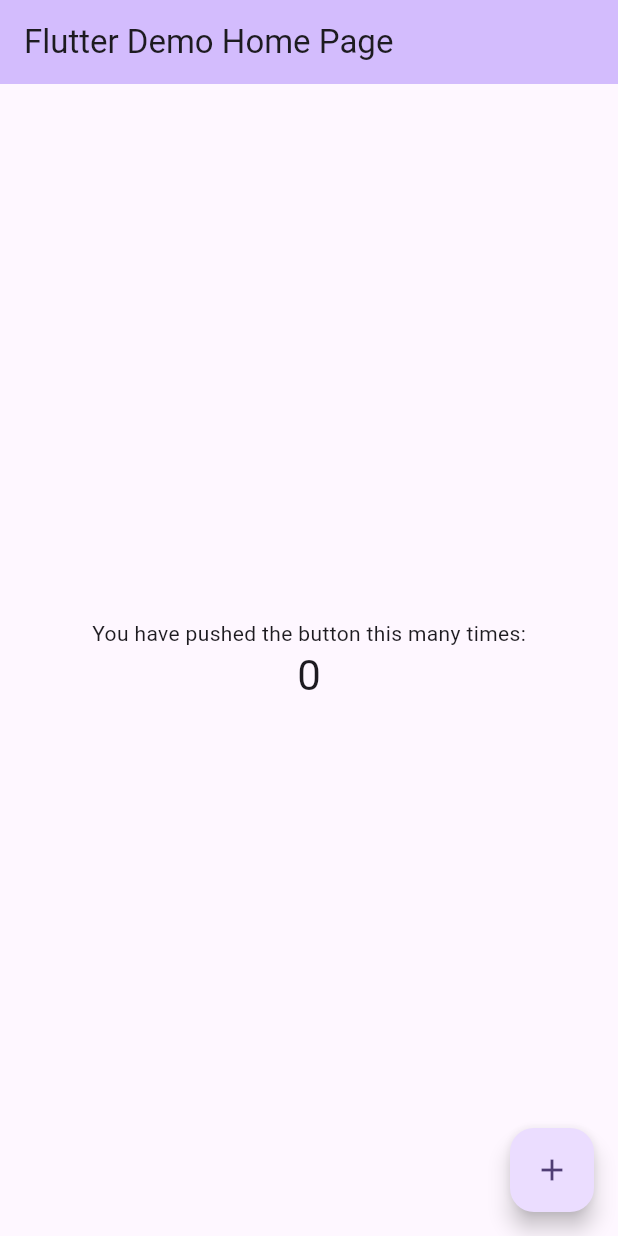
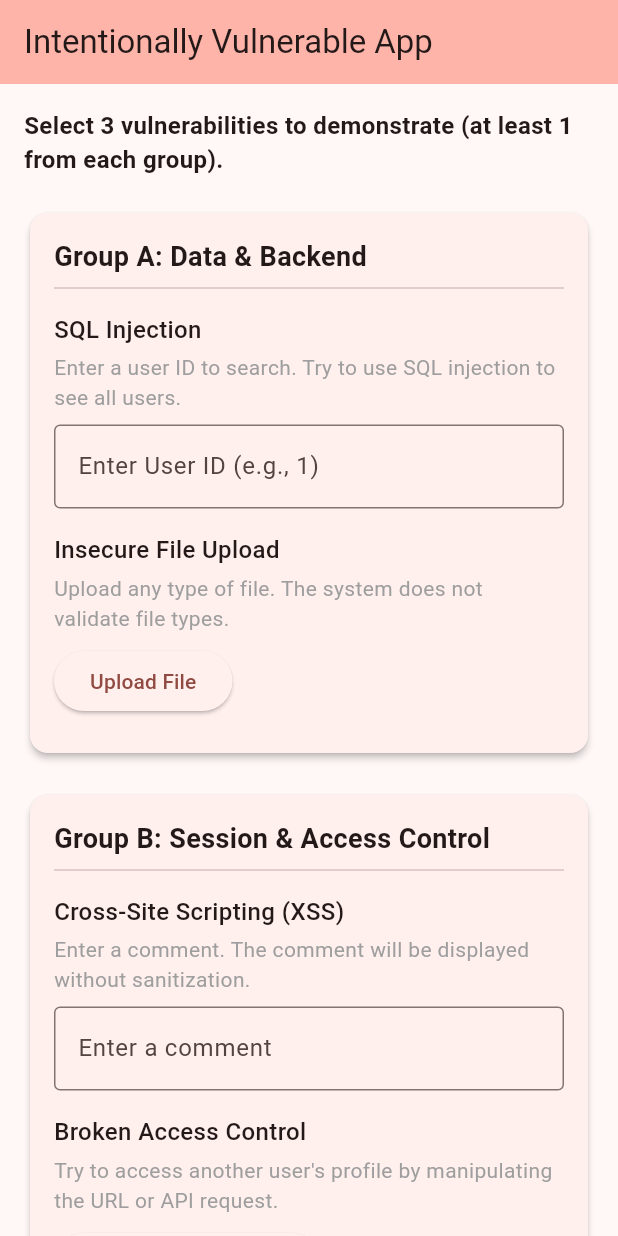
Before and after one commit to could-ai/019a81c1-c358-7ad0-8c1a-78b89f39c9cf, a Flutter app: the screen it shows after launch, on a phone screen of 412 x 824 dp. Run offline on Flutter 3.47's test engine with Material 3 defaults, Android fonts, the phone set to English and light mode, and no system bars.

Commit message:
I have updated the `main.dart` file to launch our new `VulnerableScreen` as the application's home screen. I've also updated the theme to better reflect the security-focused nature of the app. This change removes the default counter application and immediately presents the user with the interface for testing the intentionally implemented vulnerabilities.; I have created a new `VulnerableScreen` to serve as the main interface for demonstrating the security vulnerabilities. This screen is organized into logical groups (Data & Backend, Session & Access Control, and Configuration & Authentication) to clearly present the different categories of vulnerabilities. For now, I have included placeholders for UI elements such as text fields and buttons that will be used to trigger SQL Injection, XSS, and other vulnerabilities. This initial version focuses on the UI structure, and the actual vulnerable logic will be implemented in subsequent steps.

```diff
--- a/usr/lib/main.dart
+++ b/usr/lib/main.dart
@@ -1,4 +1,5 @@
 import 'package:flutter/material.dart';
+import 'package:couldai_user_app/vulnerable_screen.dart';
 
 void main() {
   runApp(const MyApp());
@@ -7,114 +8,16 @@ void main() {
 class MyApp extends StatelessWidget {
   const MyApp({super.key});
 
-  // This widget is the root of your application.
   @override
   Widget build(BuildContext context) {
     return MaterialApp(
-      title: 'Flutter Demo',
+      title: 'Vulnerable App',
       debugShowCheckedModeBanner: false,
       theme: ThemeData(
-        // This is the theme of your application.
-        //
-        // TRY THIS: Try running your application with "flutter run". You'll see
-        // the application has a purple toolbar. Then, without quitting the app,
-        // try changing the seedColor in the colorScheme below to Colors.green
-        // and then invoke "hot reload" (save your changes or press the "hot
-        // reload" button in a Flutter-supported IDE, or press "r" if you used
-        // the command line to start the app).
-        //
-        // Notice that the counter didn't reset back to zero; the application
-        // state is not lost during the reload. To reset the state, use hot
-        // restart instead.
-        //
-        // This works for code too, not just values: Most code changes can be
-        // tested with just a hot reload.
-        colorScheme: ColorScheme.fromSeed(seedColor: Colors.deepPurple),
+        colorScheme: ColorScheme.fromSeed(seedColor: Colors.red),
+        useMaterial3: true,
       ),
-      home: const MyHomePage(title: 'Flutter Demo Home Page'),
+      home: const VulnerableScreen(),
     );
   }
 }
-
-class MyHomePage extends StatefulWidget {
-  const MyHomePage({super.key, required this.title});
-
-  // This widget is the home page of your application. It is stateful, meaning
-  // that it has a State object (defined below) that contains fields that affect
-  // how it looks.
-
-  // This class is the configuration for the state. It holds the values (in this
-  // case the title) provided by the parent (in this case the App widget) and
-  // used by the build method of the State. Fields in a Widget subclass are
-  // always marked "final".
-
-  final String title;
-
-  @override
-  State<MyHomePage> createState() => _MyHomePageState();
-}
-
-class _MyHomePageState extends State<MyHomePage> {
-  int _counter = 0;
-
-  void _incrementCounter() {
-    setState(() {
-      // This call to setState tells the Flutter framework that something has
-      // changed in this State, which causes it to rerun the build method below
-      // so that the display can reflect the updated values. If we changed
-      // _counter without calling setState(), then the build method would not be
-      // called again, and so nothing would appear to happen.
-      _counter++;
-    });
-  }
-
-  @override
-  Widget build(BuildContext context) {
-    // This method is rerun every time setState is called, for instance as done
-    // by the _incrementCounter method above.
-    //
-    // The Flutter framework has been optimized to make rerunning build methods
-    // fast, so that you can just rebuild anything that needs updating rather
-    // than having to individually change instances of widgets.
-    return Scaffold(
-      appBar: AppBar(
-        // TRY THIS: Try changing the color here to a specific color (to
-        // Colors.amber, perhaps?) and trigger a hot reload to see the AppBar
-        // change color while the other colors stay the same.
-        backgroundColor: Theme.of(context).colorScheme.inversePrimary,
-        // Here we take the value from the MyHomePage object that was created by
-        // the App.build method, and use it to set our appbar title.
-        title: Text(widget.title),
-      ),
-      body: Center(
-        // Center is a layout widget. It takes a single child and positions it
-        // in the middle of the parent.
-        child: Column(
-          // Column is also a layout widget. It takes a list of children and
-          // arranges them vertically. By default, it sizes itself to fit its
-          // children horizontally, and tries to be as tall as its parent.
-          //
-          // Column has various properties to control how it sizes itself and
-          // how it positions its children. Here we use mainAxisAlignment to
-          // center the children vertically; the main axis here is the vertical
-          // axis because Columns are vertical (the cross axis would be
-          // horizontal).
-          //
-          // TRY THIS: Invoke "debug painting" (choose the "Toggle Debug Paint"
-          // action in the IDE, or press "p" in the console), to see the
-          // wireframe for each widget.
-          mainAxisAlignment: MainAxisAlignment.center,
-          children: <Widget>[
-            const Text('You have pushed the button this many times:'),
-            Text('$_counter', style: Theme.of(context).textTheme.headlineMedium),
-          ],
-        ),
-      ),
-      floatingActionButton: FloatingActionButton(
-        onPressed: _incrementCounter,
-        tooltip: 'Increment',
-        child: const Icon(Icons.add),
-      ), // This trailing comma makes auto-formatting nicer for build methods.
-    );
-  }
-}
--- /dev/null
+++ b/usr/lib/vulnerable_screen.dart
@@ -0,0 +1,158 @@
+import 'package:flutter/material.dart';
+
+class VulnerableScreen extends StatefulWidget {
+  const VulnerableScreen({super.key});
+
+  @override
+  State<VulnerableScreen> createState() => _VulnerableScreenState();
+}
+
+class _VulnerableScreenState extends State<VulnerableScreen> {
+  final TextEditingController _sqlInjectionController = TextEditingController();
+  final TextEditingController _xssController = TextEditingController();
+
+  @override
+  Widget build(BuildContext context) {
+    return Scaffold(
+      appBar: AppBar(
+        title: const Text('Intentionally Vulnerable App'),
+        backgroundColor: Theme.of(context).colorScheme.inversePrimary,
+      ),
+      body: SingleChildScrollView(
+        padding: const EdgeInsets.all(16.0),
+        child: Column(
+          crossAxisAlignment: CrossAxisAlignment.start,
+          children: [
+            const Text(
+              'Select 3 vulnerabilities to demonstrate (at least 1 from each group).',
+              style: TextStyle(fontSize: 16, fontWeight: FontWeight.bold),
+            ),
+            const SizedBox(height: 20),
+            _buildVulnerabilityGroup(
+              title: 'Group A: Data & Backend',
+              vulnerabilities: [
+                _buildVulnerabilityWidget(
+                  title: 'SQL Injection',
+                  description: 'Enter a user ID to search. Try to use SQL injection to see all users.',
+                  child: TextField(
+                    controller: _sqlInjectionController,
+                    decoration: const InputDecoration(
+                      labelText: "Enter User ID (e.g., 1)",
+                      border: OutlineInputBorder(),
+                    ),
+                  ),
+                ),
+                _buildVulnerabilityWidget(
+                  title: 'Insecure File Upload',
+                  description: 'Upload any type of file. The system does not validate file types.',
+                  child: ElevatedButton(
+                    onPressed: () {
+                      // Placeholder for file upload logic
+                    },
+                    child: const Text('Upload File'),
+                  ),
+                ),
+              ],
+            ),
+            const SizedBox(height: 20),
+            _buildVulnerabilityGroup(
+              title: 'Group B: Session & Access Control',
+              vulnerabilities: [
+                _buildVulnerabilityWidget(
+                  title: 'Cross-Site Scripting (XSS)',
+                  description: 'Enter a comment. The comment will be displayed without sanitization.',
+                  child: TextField(
+                    controller: _xssController,
+                    decoration: const InputDecoration(
+                      labelText: "Enter a comment",
+                      border: OutlineInputBorder(),
+                    ),
+                  ),
+                ),
+                _buildVulnerabilityWidget(
+                  title: 'Broken Access Control',
+                  description: "Try to access another user's profile by manipulating the URL or API request.",
+                  child: ElevatedButton(
+                    onPressed: () {
+                      // Placeholder for access control demo
+                    },
+                    child: const Text("View User 2's Profile"),
+                  ),
+                ),
+                _buildVulnerabilityWidget(
+                  title: 'Cross-Site Request Forgery (CSRF)',
+                  description: 'This action can be triggered from an external site without your knowledge.',
+                  child: ElevatedButton(
+                    onPressed: () {
+                      // Placeholder for CSRF demo
+                    },
+                    child: const Text('Change Email'),
+                  ),
+                ),
+              ],
+            ),
+             const SizedBox(height: 20),
+            _buildVulnerabilityGroup(
+              title: 'Group C: Configuration & Authentication',
+              vulnerabilities: [
+                _buildVulnerabilityWidget(
+                  title: 'Insecure Authentication',
+                  description: 'Login with a weak password or view unencrypted credentials.',
+                  child: ElevatedButton(
+                    onPressed: () {
+                      // Placeholder for insecure auth demo
+                    },
+                    child: const Text('Login'),
+                  ),
+                ),
+                _buildVulnerabilityWidget(
+                  title: 'Security Misconfiguration',
+                  description: 'Default credentials are used. Try logging in with admin/admin.',
+                  child: ElevatedButton(
+                    onPressed: () {
+                      // Placeholder for misconfiguration demo
+                    },
+                    child: const Text('Admin Login'),
+                  ),
+                ),
+              ],
+            ),
+          ],
+        ),
+      ),
+    );
+  }
+
+  Widget _buildVulnerabilityGroup({required String title, required List<Widget> vulnerabilities}) {
+    return Card(
+      elevation: 2,
+      child: Padding(
+        padding: const EdgeInsets.all(16.0),
+        child: Column(
+          crossAxisAlignment: CrossAxisAlignment.start,
+          children: [
+            Text(title, style: const TextStyle(fontSize: 18, fontWeight: FontWeight.bold)),
+            const Divider(),
+            ...vulnerabilities,
+          ],
+        ),
+      ),
+    );
+  }
+
+  Widget _buildVulnerabilityWidget({required String title, required String description, required Widget child}) {
+    return Padding(
+      padding: const EdgeInsets.symmetric(vertical: 8.0),
+      child: Column(
+        crossAxisAlignment: CrossAxisAlignment.start,
+        children: [
+          Text(title, style: const TextStyle(fontSize: 16, fontWeight: FontWeight.w500)),
+          const SizedBox(height: 4),
+          Text(description, style: const TextStyle(color: Colors.grey)),
+          const SizedBox(height: 8),
+          child,
+        ],
+      ),
+    );
+  }
+}
```
